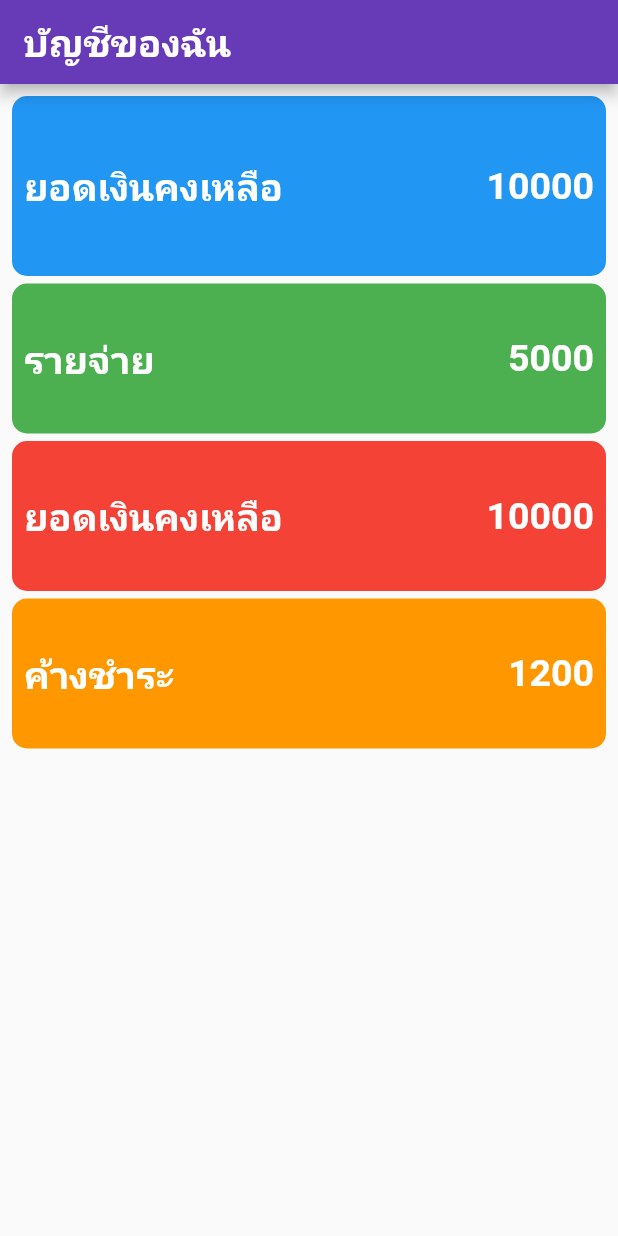
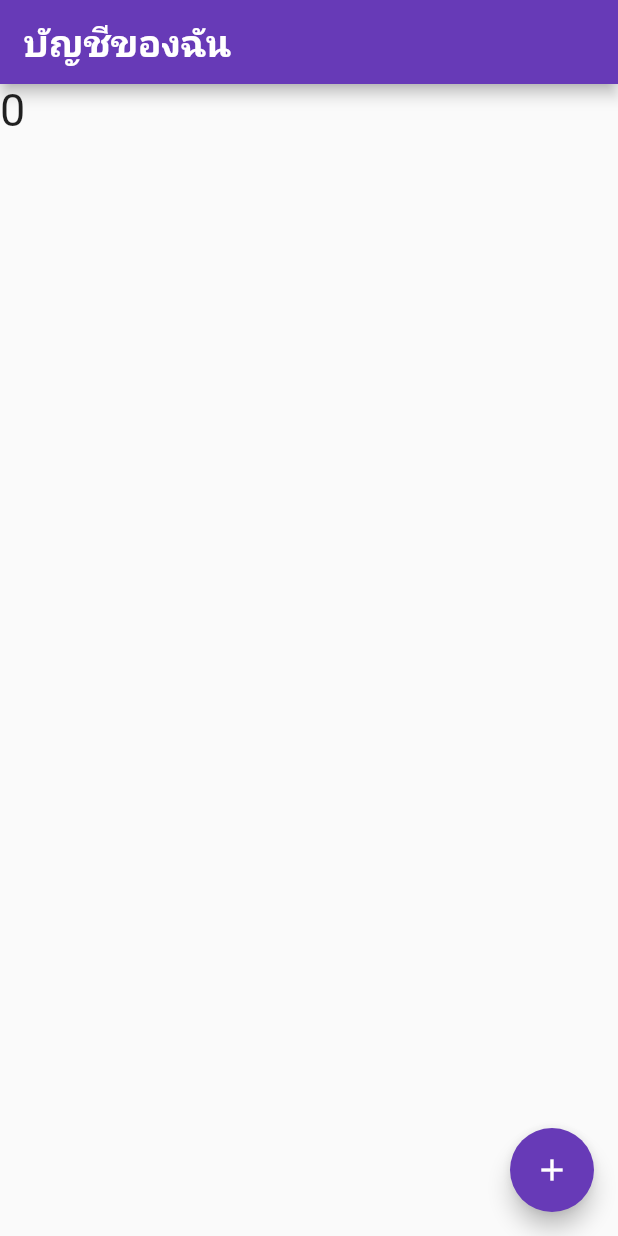
Before and after one commit to Starassassin-github/BasicFlutter, a Flutter app: the screen it shows after launch, on a phone screen of 412 x 824 dp. Run offline on Flutter 3.47's test engine with Material 2 defaults, Android fonts, the phone set to English and light mode, and no system bars.

Commit message:
Stateful Widget Lifecycle
Build a default widget to create Stateless widget

```diff
--- /dev/null
+++ b/my_fist_basic_flutter/lib/MoneyBox.dart
@@ -0,0 +1,39 @@
+import 'package:flutter/material.dart';
+import 'package:intl/intl.dart';
+
+// สร้่าง Container ต้นแบบเอาไว้
+class MoneyBox extends StatelessWidget {
+  late String title; // ชื่อหมวดหมู่ รายการ
+  late double amount; // จำนวนเงิน
+  late Color color; // สีของกล่อง
+  late double size; // ขนาดของกล่อง
+
+  MoneyBox(this.title, this.amount, this.color, this.size);
+
+  @override
+  Widget build(BuildContext context) {
+    return Container(
+      padding: const EdgeInsets.all(8.0),
+      decoration:
+          BoxDecoration(color: color, borderRadius: BorderRadius.circular(10)),
+      height: size,
+      child: Row(
+        crossAxisAlignment: CrossAxisAlignment.center,
+        children: [
+          Text(
+            title,
+            style: TextStyle(
+                fontSize: 40, color: Colors.white, fontWeight: FontWeight.bold),
+          ),
+          Expanded(
+              child: Text(
+            '${NumberFormat("#,###.##").format(amount)}',
+            style: TextStyle(
+                fontSize: 25, color: Colors.white, fontWeight: FontWeight.bold),
+            textAlign: TextAlign.right,
+          ))
+        ],
+      ),
+    );
+  }
+}
--- a/my_fist_basic_flutter/lib/main.dart
+++ b/my_fist_basic_flutter/lib/main.dart
@@ -1,6 +1,6 @@
 import 'package:flutter/material.dart';
 import 'FoodMenu.dart';
-
+import 'MoneyBox.dart';
 void main() {
   var app = MyApp();
   runApp(app);
@@ -24,9 +24,19 @@
 }
 
 class _MyHomePageState extends State<MyHomePage> {
+
+
+  int number = 0;
+  @override
+  void initState() {
+    // TODO: implement initState
+    super.initState();
+    print("init State");
+  }
   // แสดงผลข้อมูล
   @override
   Widget build(BuildContext context) {
+    print("Call Build");
     return Scaffold(
         appBar: AppBar(
           title: Text(
@@ -35,129 +45,17 @@
                 fontSize: 25, color: Colors.white, fontWeight: FontWeight.bold),
           ),
         ),
-        body: Padding(
-          padding: const EdgeInsets.all(8.0),
-          child: Column(
-            children: [
-              Container(
-                padding: const EdgeInsets.all(8.0),
-                decoration: BoxDecoration(
-                    color: Colors.blue,
-                    borderRadius: BorderRadius.circular(10)),
-                height: 120,
-                child: Row(
-                  crossAxisAlignment: CrossAxisAlignment.center,
-                  children: [
-                    Text(
-                      "ยอดเงินคงเหลือ",
-                      style: TextStyle(
-                          fontSize: 25,
-                          color: Colors.white,
-                          fontWeight: FontWeight.bold),
-                    ),
-                    Expanded(
-                        child: Text(
-                      "10000",
-                      style: TextStyle(
-                          fontSize: 25,
-                          color: Colors.white,
-                          fontWeight: FontWeight.bold),
-                      textAlign: TextAlign.right,
-                    ))
-                  ],
-                ),
-              ),
-              SizedBox(height: 5,),
-              Container(
-                padding: const EdgeInsets.all(8.0),
-                decoration: BoxDecoration(
-                    color: Colors.green,
-                    borderRadius: BorderRadius.circular(10)),
-                height: 100,
-                child: Row(
-                  crossAxisAlignment: CrossAxisAlignment.center,
-                  children: [
-                    Text(
-                      "รายจ่าย",
-                      style: TextStyle(
-                          fontSize: 25,
-                          color: Colors.white,
-                          fontWeight: FontWeight.bold),
-                    ),
-                    Expanded(
-                        child: Text(
-                      "5000",
-                      style: TextStyle(
-                          fontSize: 25,
-                          color: Colors.white,
-                          fontWeight: FontWeight.bold),
-                      textAlign: TextAlign.right,
-                    ))
-                  ],
-                ),
-              ),
-              SizedBox(height: 5,),
-              Container(
-                padding: const EdgeInsets.all(8.0),
-                decoration: BoxDecoration(
-                    color: Colors.red,
-                    borderRadius: BorderRadius.circular(10)),
-                height: 100,
-                child: Row(
-                  crossAxisAlignment: CrossAxisAlignment.center,
-                  children: [
-                    Text(
-                      "ยอดเงินคงเหลือ",
-                      style: TextStyle(
-                          fontSize: 25,
-                          color: Colors.white,
-                          fontWeight: FontWeight.bold),
-                    ),
-                    Expanded(
-                        child: Text(
-                      "10000",
-                      style: TextStyle(
-                          fontSize: 25,
-                          color: Colors.white,
-                          fontWeight: FontWeight.bold),
-                      textAlign: TextAlign.right,
-                    )
-                    )
-                  ],
-                ),
-              ),
-              SizedBox(height: 5,),
-              Container(
-                padding: const EdgeInsets.all(8.0),
-                decoration: BoxDecoration(
-                    color: Colors.orange,
-                    borderRadius: BorderRadius.circular(10)),
-                height: 100,
-                child: Row(
-                  crossAxisAlignment: CrossAxisAlignment.center,
-                  children: [
-                    Text(
-                      "ค้างชำระ",
-                      style: TextStyle(
-                          fontSize: 25,
-                          color: Colors.white,
-                          fontWeight: FontWeight.bold),
-                    ),
-                    Expanded(
-                        child: Text(
-                      "1200",
-                      style: TextStyle(
-                          fontSize: 25,
-                          color: Colors.white,
-                          fontWeight: FontWeight.bold),
-                      textAlign: TextAlign.right,
-                    )
-                    )
-                  ],
-                ),
-              )
-            ],
-          ),
-        ));
+        body: Column(
+          children: [
+            Text(number.toString(),style: TextStyle(fontSize: 30),)
+          ],
+        ),
+        floatingActionButton: FloatingActionButton(onPressed: () {
+          setState(() {
+            number++;
+          });
+        },
+        child: Icon(Icons.add)
+        ,),);
   }
 }
--- a/my_fist_basic_flutter/pubspec.yaml
+++ b/my_fist_basic_flutter/pubspec.yaml
@@ -35,6 +35,7 @@ dependencies:
   # Use with the CupertinoIcons class for iOS style icons.
   cupertino_icons: ^1.0.2
 
+
 flutter_icons:
   android: "launcher_icon"
   ios: true
@@ -51,6 +52,7 @@ dev_dependencies:
   # package. See that file for information about deactivating specific lint
   # rules and activating additional ones.
   flutter_lints: ^2.0.0
+  intl: ^0.17.0
 
 # For information on the generic Dart part of this file, see the
 # following page: https://dart.dev/tools/pub/pubspec
```
Also changed, not shown: my_fist_basic_flutter/pubspec.lock.
